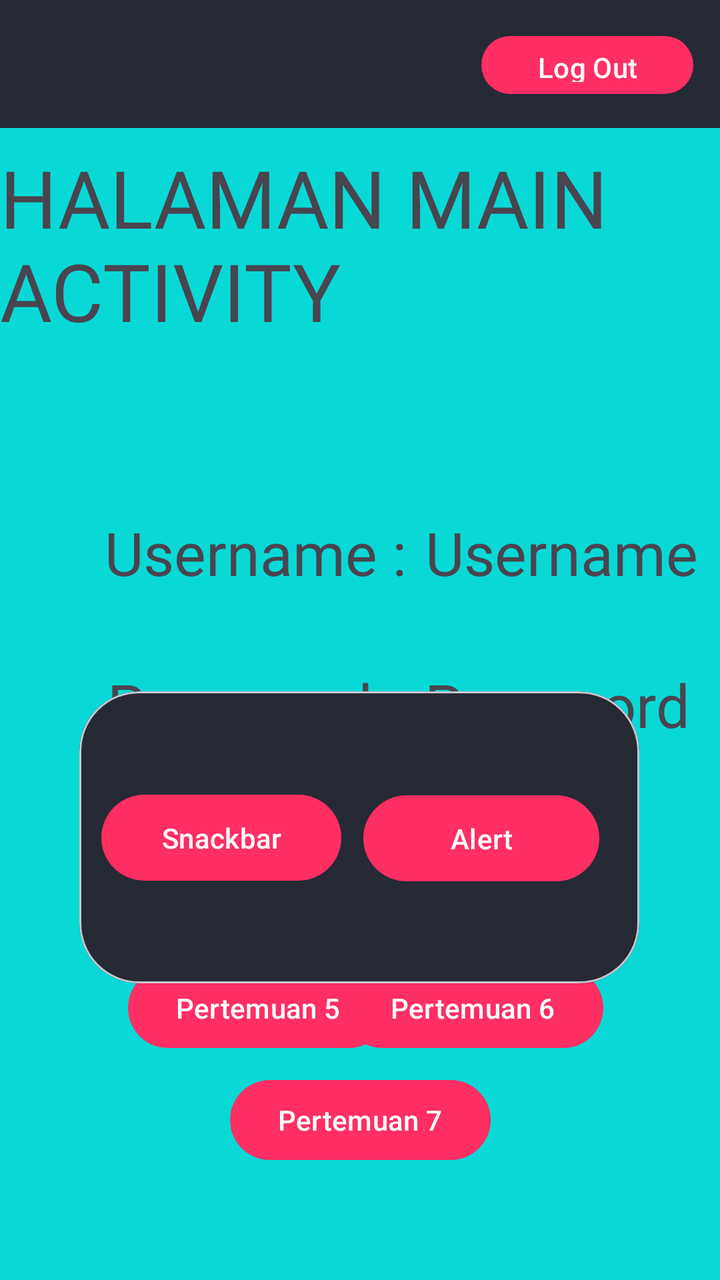
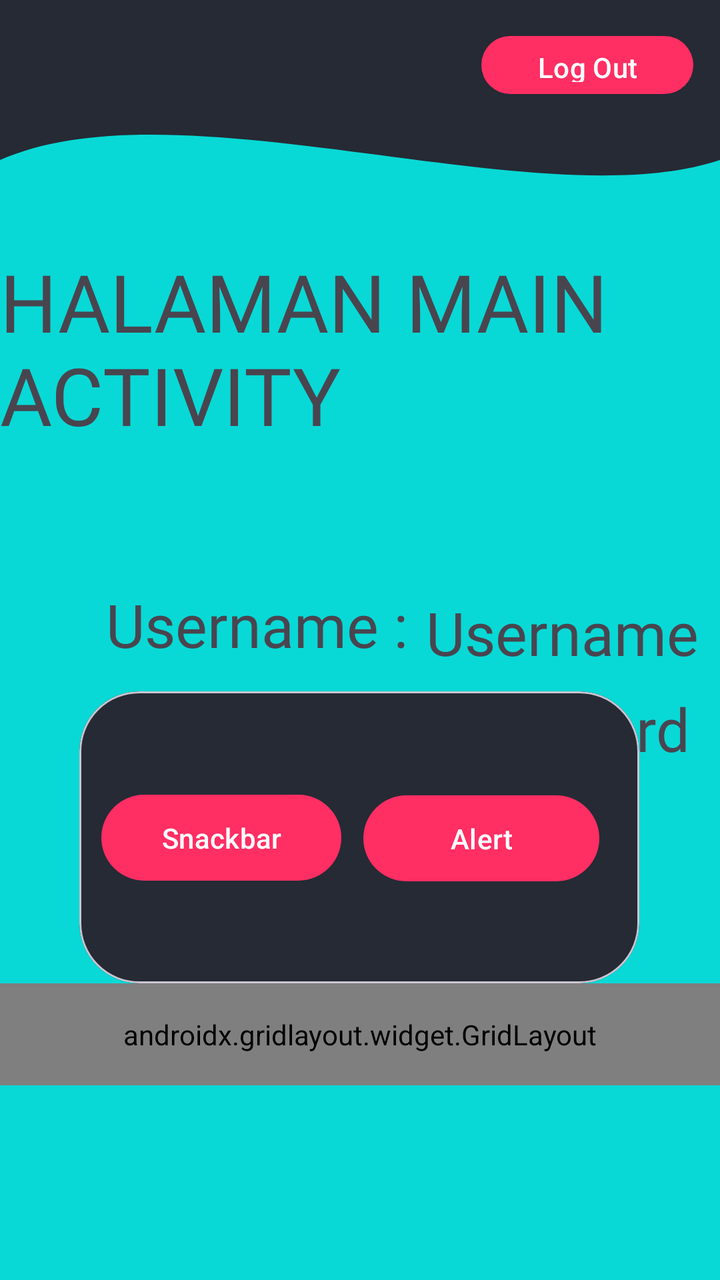

An Android layout rendered at two revisions. The XML below is the earlier revision; the diff shows what the commit changed to produce the second picture.
<!-- AndroidManifest.xml: application theme Theme.Pedro3TIA -->
<!-- res/layout/fragment_home.xml -->
<?xml version="1.0" encoding="utf-8"?>
<androidx.constraintlayout.widget.ConstraintLayout xmlns:android="http://schemas.android.com/apk/res/android"
    xmlns:app="http://schemas.android.com/apk/res-auto"
    xmlns:tools="http://schemas.android.com/tools"
    android:id="@+id/main"
    android:background="@color/free"
    android:layout_width="match_parent"
    android:layout_height="match_parent"
    tools:context=".Home.HomeFragment">

    

    <androidx.appcompat.widget.Toolbar
        android:id="@+id/toolbar"
        android:layout_width="match_parent"
        android:layout_height="?attr/actionBarSize"
        android:background="@color/black"
        app:subtitleTextColor="@android:color/white"
        app:titleTextColor="@android:color/white" />

    <TextView
        android:id="@+id/txtUsername"
        android:layout_width="wrap_content"
        android:layout_height="wrap_content"
        android:layout_marginTop="256dp"
        android:fontFamily="@font/bebasneue"
        android:text="Username "
        android:textSize="30sp"
        app:layout_constraintEnd_toEndOf="parent"
        app:layout_constraintHorizontal_bias="0.347"
        app:layout_constraintStart_toEndOf="@+id/textView4"
        app:layout_constraintTop_toTopOf="parent" />

    <TextView
        android:id="@+id/txtPassword"
        android:layout_width="wrap_content"
        android:layout_height="wrap_content"
        android:layout_marginTop="332dp"
        android:fontFamily="@font/bebasneue"
        android:text="Password "
        android:textSize="30sp"
        app:layout_constraintEnd_toEndOf="parent"
        app:layout_constraintHorizontal_bias="0.344"
        app:layout_constraintStart_toEndOf="@+id/textView5"
        app:layout_constraintTop_toTopOf="parent" />

    <TextView
        android:id="@+id/textView5"
        android:layout_width="wrap_content"
        android:layout_height="wrap_content"
        android:layout_marginTop="332dp"
        android:fontFamily="@font/bebasneue"
        android:text="Password : "
        android:textSize="30sp"
        app:layout_constraintEnd_toEndOf="parent"
        app:layout_constraintHorizontal_bias="0.262"
        app:layout_constraintStart_toStartOf="parent"
        app:layout_constraintTop_toTopOf="parent" />

    <TextView
        android:id="@+id/textView4"
        android:layout_width="wrap_content"
        android:layout_height="wrap_content"
        android:layout_marginTop="256dp"
        android:fontFamily="@font/bebasneue"
        android:text="Username : "
        android:textSize="30sp"
        app:layout_constraintEnd_toEndOf="parent"
        app:layout_constraintHorizontal_bias="0.26"
        app:layout_constraintStart_toStartOf="parent"
        app:layout_constraintTop_toTopOf="parent" />

    <TextView
        android:id="@+id/textView6"
        android:layout_width="wrap_content"
        android:layout_height="wrap_content"
        android:layout_marginTop="72dp"
        android:fontFamily="@font/bebasneue"
        android:text="HALAMAN MAIN ACTIVITY "
        android:textSize="40sp"
        app:layout_constraintEnd_toEndOf="parent"
        app:layout_constraintHorizontal_bias="0.48"
        app:layout_constraintStart_toStartOf="parent"
        app:layout_constraintTop_toTopOf="parent" />


    <com.google.android.material.card.MaterialCardView
        android:layout_width="280dp"
        android:layout_height="146dp"
        app:cardBackgroundColor="@color/black"
        app:cardCornerRadius="30dp"
        app:cardElevation="1dp"
        app:layout_constraintBottom_toBottomOf="parent"
        app:layout_constraintEnd_toEndOf="parent"
        app:layout_constraintHorizontal_bias="0.497"
        app:layout_constraintStart_toStartOf="parent"
        app:layout_constraintTop_toTopOf="parent"
        app:layout_constraintVertical_bias="0.7">


        <androidx.constraintlayout.widget.ConstraintLayout
            android:layout_width="match_parent"
            android:layout_height="match_parent">

            <Button
                android:id="@+id/btnAlert"
                android:layout_width="118dp"
                android:layout_height="51dp"
                android:layout_marginEnd="20dp"
                android:text="Alert"
                app:backgroundTint="@color/red"
                app:layout_constraintBottom_toBottomOf="parent"
                app:layout_constraintEnd_toEndOf="parent"
                app:layout_constraintTop_toTopOf="parent"
                app:layout_constraintVertical_bias="0.505" />

            <Button
                android:id="@+id/btnSnackbar"
                android:layout_width="120dp"
                android:layout_height="51dp"
                android:text="Snackbar"
                app:backgroundTint="@color/red"
                app:layout_constraintBottom_toBottomOf="parent"
                app:layout_constraintEnd_toStartOf="@+id/btnAlert"
                app:layout_constraintStart_toStartOf="parent"
                app:layout_constraintTop_toTopOf="parent" />
        </androidx.constraintlayout.widget.ConstraintLayout>


    </com.google.android.material.card.MaterialCardView>

    <ImageView
        android:id="@+id/imageView2"
        android:layout_width="176dp"
        android:layout_height="86dp"
        android:layout_marginTop="132dp"
        app:layout_constraintEnd_toEndOf="parent"
        app:layout_constraintHorizontal_bias="0.497"
        app:layout_constraintStart_toStartOf="parent"
        app:layout_constraintTop_toTopOf="parent" />

    <Button
        android:id="@+id/btnToLima"
        android:layout_width="wrap_content"
        android:layout_height="wrap_content"
        android:layout_marginBottom="112dp"
        android:text="Pertemuan 5"
        app:backgroundTint="@color/red"
        app:layout_constraintBottom_toBottomOf="parent"
        app:layout_constraintEnd_toEndOf="parent"
        app:layout_constraintHorizontal_bias="0.278"
        app:layout_constraintStart_toStartOf="parent" />

    <Button
        android:id="@+id/btnToEnam"
        android:layout_width="wrap_content"
        android:layout_height="wrap_content"
        android:layout_marginBottom="112dp"
        android:text="Pertemuan 6"
        app:backgroundTint="@color/red"
        app:layout_constraintBottom_toBottomOf="parent"
        app:layout_constraintEnd_toEndOf="parent"
        app:layout_constraintHorizontal_bias="0.746"
        app:layout_constraintStart_toStartOf="parent" />

    <Button
        android:id="@+id/btnToTujuh"
        android:layout_width="wrap_content"
        android:layout_height="wrap_content"
        android:layout_marginBottom="56dp"
        android:text="Pertemuan 7"
        app:backgroundTint="@color/red"
        app:layout_constraintBottom_toBottomOf="parent"
        app:layout_constraintEnd_toEndOf="parent"
        app:layout_constraintStart_toStartOf="parent" />

    <Button
        android:id="@+id/btnLogout"
        android:layout_width="106dp"
        android:layout_height="37dp"
        android:text="Log Out"
        app:backgroundTint="@color/red"
        app:layout_constraintBottom_toBottomOf="parent"
        app:layout_constraintEnd_toEndOf="parent"
        app:layout_constraintHorizontal_bias="0.947"
        app:layout_constraintStart_toStartOf="parent"
        app:layout_constraintTop_toTopOf="parent"
        app:layout_constraintVertical_bias="0.023" />

</androidx.constraintlayout.widget.ConstraintLayout>
<!-- resources referenced by this layout -->
<resources>
  <color name="black">#252A34</color>
  <color name="free">#08D9D6</color>
  <color name="red">#FF2E63</color>
  <style name="Theme.Pedro3TIA" parent="Base.Theme.Pedro3TIA" />
  <style name="Base.Theme.Pedro3TIA" parent="Theme.Material3.DayNight.NoActionBar">
          
          
      </style>
</resources>

<!-- the commit's change to res/layout/fragment_home.xml (unified diff, before → after) -->
@@ -10,6 +10,15 @@
 
     
 
+    <View
+        android:id="@+id/background_header"
+        android:layout_width="0dp"
+        android:layout_height="200dp"
+        android:background="@drawable/bg_header_wave"
+        app:layout_constraintStart_toStartOf="parent"
+        app:layout_constraintEnd_toEndOf="parent"
+        app:layout_constraintTop_toTopOf="parent" />
+
     <androidx.appcompat.widget.Toolbar
         android:id="@+id/toolbar"
         android:layout_width="match_parent"
@@ -22,12 +31,12 @@
         android:id="@+id/txtUsername"
         android:layout_width="wrap_content"
         android:layout_height="wrap_content"
-        android:layout_marginTop="256dp"
+        android:layout_marginTop="296dp"
         android:fontFamily="@font/bebasneue"
         android:text="Username "
         android:textSize="30sp"
         app:layout_constraintEnd_toEndOf="parent"
-        app:layout_constraintHorizontal_bias="0.347"
+        app:layout_constraintHorizontal_bias="0.333"
         app:layout_constraintStart_toEndOf="@+id/textView4"
         app:layout_constraintTop_toTopOf="parent" />
 
@@ -35,7 +44,7 @@
         android:id="@+id/txtPassword"
         android:layout_width="wrap_content"
         android:layout_height="wrap_content"
-        android:layout_marginTop="332dp"
+        android:layout_marginTop="344dp"
         android:fontFamily="@font/bebasneue"
         android:text="Password "
         android:textSize="30sp"
@@ -48,7 +57,7 @@
         android:id="@+id/textView5"
         android:layout_width="wrap_content"
         android:layout_height="wrap_content"
-        android:layout_marginTop="332dp"
+        android:layout_marginTop="344dp"
         android:fontFamily="@font/bebasneue"
         android:text="Password : "
         android:textSize="30sp"
@@ -61,30 +70,30 @@
         android:id="@+id/textView4"
         android:layout_width="wrap_content"
         android:layout_height="wrap_content"
-        android:layout_marginTop="256dp"
+        android:layout_marginTop="292dp"
         android:fontFamily="@font/bebasneue"
         android:text="Username : "
         android:textSize="30sp"
         app:layout_constraintEnd_toEndOf="parent"
-        app:layout_constraintHorizontal_bias="0.26"
-        app:layout_constraintStart_toStartOf="parent"
-        app:layout_constraintTop_toTopOf="parent" />
+        app:layout_constraintHorizontal_bias="0.263"
+        app:layout_constraintStart_toStartOf="parent"
+        app:layout_constraintTop_toTopOf="parent" />
+
 
     <TextView
         android:id="@+id/textView6"
         android:layout_width="wrap_content"
         android:layout_height="wrap_content"
-        android:layout_marginTop="72dp"
+        android:layout_marginTop="124dp"
         android:fontFamily="@font/bebasneue"
         android:text="HALAMAN MAIN ACTIVITY "
         android:textSize="40sp"
         app:layout_constraintEnd_toEndOf="parent"
-        app:layout_constraintHorizontal_bias="0.48"
-        app:layout_constraintStart_toStartOf="parent"
-        app:layout_constraintTop_toTopOf="parent" />
-
+        app:layout_constraintStart_toStartOf="parent"
+        app:layout_constraintTop_toTopOf="parent" />
 
     <com.google.android.material.card.MaterialCardView
+        android:id="@+id/materialCardView"
         android:layout_width="280dp"
         android:layout_height="146dp"
         app:cardBackgroundColor="@color/black"
@@ -133,47 +142,56 @@
         android:id="@+id/imageView2"
         android:layout_width="176dp"
         android:layout_height="86dp"
-        android:layout_marginTop="132dp"
+        android:layout_marginTop="188dp"
         app:layout_constraintEnd_toEndOf="parent"
         app:layout_constraintHorizontal_bias="0.497"
         app:layout_constraintStart_toStartOf="parent"
         app:layout_constraintTop_toTopOf="parent" />
 
+    <androidx.gridlayout.widget.GridLayout
+        android:id="@+id/gridMenu"
+        android:layout_width="0dp"
+        android:layout_height="wrap_content"
+        android:padding="16dp"
+        app:columnCount="2"
+        app:useDefaultMargins="true"
+        app:layout_constraintEnd_toEndOf="parent"
+        app:layout_constraintStart_toStartOf="parent"
+        app:layout_constraintTop_toBottomOf="@+id/materialCardView"
+        >
+
     <Button
         android:id="@+id/btnToLima"
         android:layout_width="wrap_content"
         android:layout_height="wrap_content"
-        android:layout_marginBottom="112dp"
         android:text="Pertemuan 5"
-        app:backgroundTint="@color/red"
-        app:layout_constraintBottom_toBottomOf="parent"
-        app:layout_constraintEnd_toEndOf="parent"
-        app:layout_constraintHorizontal_bias="0.278"
-        app:layout_constraintStart_toStartOf="parent" />
+        app:layout_columnWeight="1"
+        app:layout_gravity="fill_horizontal"
+        app:backgroundTint="@color/red"
+
+         />
 
     <Button
         android:id="@+id/btnToEnam"
         android:layout_width="wrap_content"
         android:layout_height="wrap_content"
-        android:layout_marginBottom="112dp"
         android:text="Pertemuan 6"
-        app:backgroundTint="@color/red"
-        app:layout_constraintBottom_toBottomOf="parent"
-        app:layout_constraintEnd_toEndOf="parent"
-        app:layout_constraintHorizontal_bias="0.746"
-        app:layout_constraintStart_toStartOf="parent" />
-
-    <Button
-        android:id="@+id/btnToTujuh"
-        android:layout_width="wrap_content"
-        android:layout_height="wrap_content"
-        android:layout_marginBottom="56dp"
-        android:text="Pertemuan 7"
-        app:backgroundTint="@color/red"
-        app:layout_constraintBottom_toBottomOf="parent"
-        app:layout_constraintEnd_toEndOf="parent"
-        app:layout_constraintStart_toStartOf="parent" />
-
+        app:layout_columnWeight="1"
+        app:layout_gravity="fill_horizontal"
+        app:backgroundTint="@color/red"
+         />
+
+    <Button
+        android:id="@+id/btnToNinth"
+        android:layout_width="wrap_content"
+        android:layout_height="wrap_content"
+        android:layout_marginBottom="36dp"
+        android:text="Pertemuan 9"
+        app:layout_columnWeight="1"
+        app:layout_gravity="fill_horizontal"
+        app:backgroundTint="@color/red"
+        />
+    </androidx.gridlayout.widget.GridLayout>
     <Button
         android:id="@+id/btnLogout"
         android:layout_width="106dp"
<!-- resource entries referenced after the edit -->
@@ -3,6 +3,16 @@
   <color name="black">#252A34</color>
   <color name="free">#08D9D6</color>
   <color name="red">#FF2E63</color>
+  <!-- drawable bg_header_wave (drawable) -->
+  <vector xmlns:android="http://schemas.android.com/apk/res/android"
+      android:width="100dp"
+      android:height="100dp"
+      android:viewportWidth="100"
+      android:viewportHeight="100">
+      <path
+          android:fillColor="@color/black"
+          android:pathData="M0,0 L100,0 L100,40 C75,55 25,20 0,40 Z" />
+  </vector>
   <style name="Theme.Pedro3TIA" parent="Base.Theme.Pedro3TIA" />
   <style name="Base.Theme.Pedro3TIA" parent="Theme.Material3.DayNight.NoActionBar">
           
